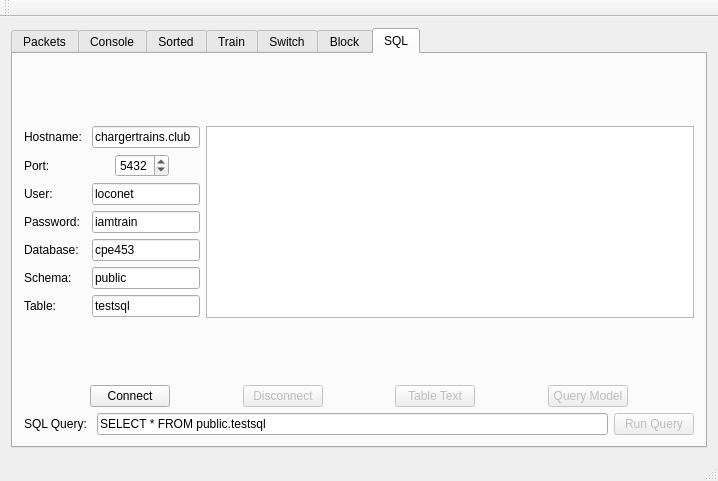
This is loconet_test/train_rec/mainwindow.ui in ctag/cpe453 as Qt 5 draws it before an edit. The edited form follows.
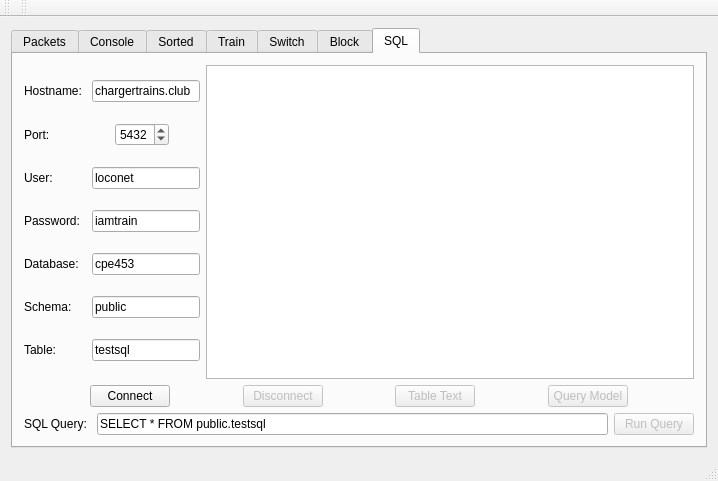
This is the edited form. The open tabs and pages were chosen to show the change.

```diff
--- a/loconet_test/train_rec/mainwindow.ui
+++ b/loconet_test/train_rec/mainwindow.ui
@@ -413,8 +413,8 @@
        </attribute>
        <layout class="QGridLayout" name="gridLayout">
         <item row="0" column="0">
-         <layout class="QFormLayout" name="formLayout_2">
-          <item row="0" column="0">
+         <layout class="QHBoxLayout" name="horizontalLayout_25">
+          <item>
            <layout class="QVBoxLayout" name="verticalLayout_3">
             <property name="sizeConstraint">
              <enum>QLayout::SetDefaultConstraint</enum>
@@ -550,7 +550,7 @@
             </item>
            </layout>
           </item>
-          <item row="0" column="1">
+          <item>
            <widget class="QTextBrowser" name="textBrowser_sql"/>
           </item>
          </layout>
@@ -714,6 +714,17 @@
    </attribute>
   </widget>
   <widget class="QStatusBar" name="statusBar"/>
+  <widget class="QToolBar" name="toolBar">
+   <property name="windowTitle">
+    <string>toolBar</string>
+   </property>
+   <attribute name="toolBarArea">
+    <enum>TopToolBarArea</enum>
+   </attribute>
+   <attribute name="toolBarBreak">
+    <bool>false</bool>
+   </attribute>
+  </widget>
  </widget>
  <layoutdefault spacing="6" margin="11"/>
  <resources/>
```
